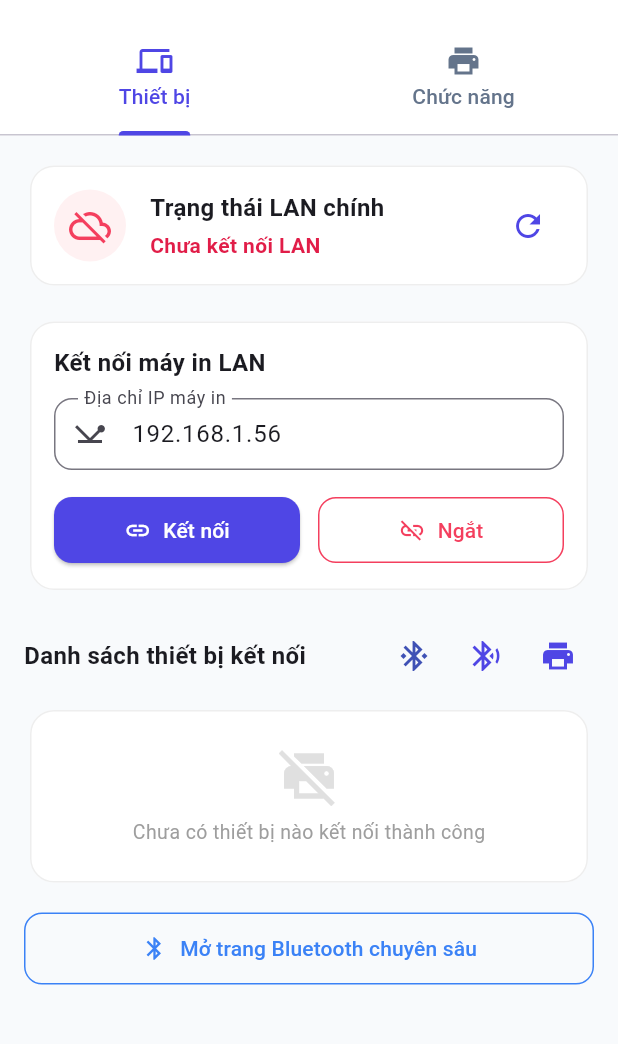
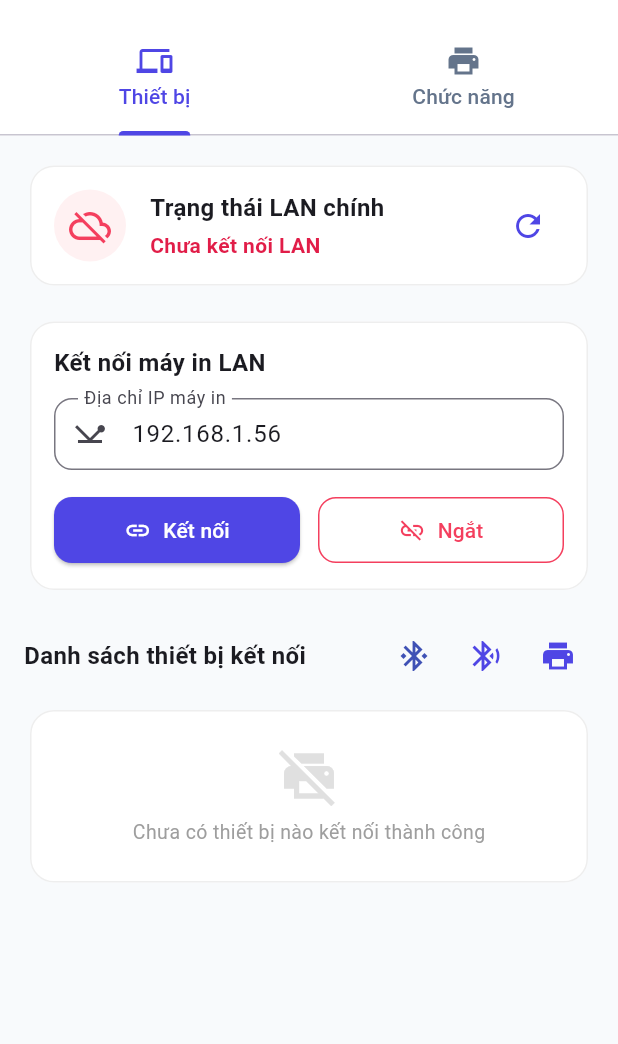
Before and after one commit to MinhTung263/printer_label, a Flutter app: the screen it shows after launch, on a phone screen of 412 x 824 dp, the part 61-1105 px from its top. Run offline on Flutter 3.47's test engine with Material 3 defaults, Android fonts, the phone set to English and light mode, and no system bars; our stand-ins replace barcode_widget, permission_handler, plugin_platform_interface, screenshot, shared_preferences.

Commit message:
refactor: remove redundant bluetooth screen and unused barcode test menu item

```diff
--- a/example/lib/devices_tab.dart
+++ b/example/lib/devices_tab.dart
@@ -19,8 +19,8 @@ class DevicesTab extends StatelessWidget {
   final Function(ConnectedDevice device) onDisconnectDevice;
   final Function(ConnectedDevice device) onPrintDeviceLabel;
   final Function(ConnectedDevice device) onPrintDeviceEsc;
-  final VoidCallback onOpenBluetoothPage;
   final VoidCallback? onCheckPrinterStatus;
+
   final bool isCheckingStatus;
   final bool isCheckingConnection;
   final bool isPrinting;
@@ -44,8 +44,8 @@ class DevicesTab extends StatelessWidget {
     required this.onDisconnectDevice,
     required this.onPrintDeviceLabel,
     required this.onPrintDeviceEsc,
-    required this.onOpenBluetoothPage,
     this.onCheckPrinterStatus,
+
     this.isCheckingStatus = false,
     this.isCheckingConnection = false,
     this.isPrinting = false,
@@ -62,12 +62,11 @@ class DevicesTab extends StatelessWidget {
         _buildLanConnectionCard(),
         const SizedBox(height: 16),
         _buildConnectedDevicesSection(),
-        const SizedBox(height: 16),
-        _buildBluetoothPageButton(context),
         const SizedBox(height: 8),
       ],
     );
   }
+
 
   Widget _buildConnectionStatusCard() {
     return Card(
@@ -359,8 +358,6 @@ class DevicesTab extends StatelessWidget {
               tooltip: 'Kiểm thử in',
               itemBuilder: (_) => const [
                 PopupMenuItem(value: 'label', child: Text('In nhãn (Label)')),
-                PopupMenuItem(
-                    value: 'barcode', child: Text('In mã vạch (Barcode)')),
                 PopupMenuItem(value: 'esc', child: Text('In hoá đơn (ESC)')),
               ],
               onSelected: (action) {
@@ -383,23 +380,4 @@ class DevicesTab extends StatelessWidget {
       ),
     );
   }
-
-  Widget _buildBluetoothPageButton(BuildContext context) {
-    return SizedBox(
-      width: double.infinity,
-      child: OutlinedButton.icon(
-        onPressed: onOpenBluetoothPage,
-        icon: const Icon(Icons.bluetooth),
-        label: const Text('Mở trang Bluetooth chuyên sâu'),
-        style: OutlinedButton.styleFrom(
-          foregroundColor: const Color(0xFF3B82F6),
-          side: const BorderSide(color: Color(0xFF3B82F6)),
-          padding: const EdgeInsets.symmetric(vertical: 14),
-          shape: RoundedRectangleBorder(
-            borderRadius: BorderRadius.circular(12),
-          ),
-        ),
-      ),
-    );
-  }
 }
```
Also changed, not shown: example/lib/main.dart (+0 -9 lines).
